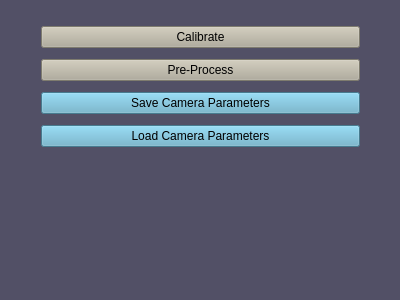
Above: SegmentationPreprocessor/mainwindow.ui from yudanaz/masterthesis before the change. Below: the same form after it.
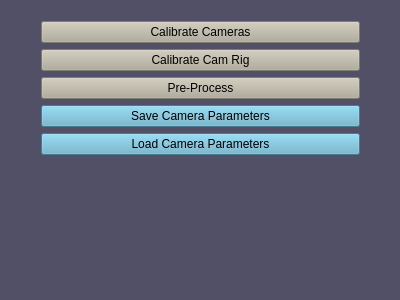
That is the form after the change.

Commit message: ImagePreprocessor: separate calibration for cameras and cam rig.

What changed in the file:
```diff
--- a/SegmentationPreprocessor/mainwindow.ui
+++ b/SegmentationPreprocessor/mainwindow.ui
@@ -23,7 +23,7 @@
       <x>30</x>
       <y>10</y>
       <width>341</width>
-      <height>156</height>
+      <height>161</height>
      </rect>
     </property>
     <layout class="QVBoxLayout" name="verticalLayout">
@@ -33,7 +33,17 @@
         <string notr="true">background-color: rgb(177, 172, 154);</string>
        </property>
        <property name="text">
-        <string>Calibrate</string>
+        <string>Calibrate Cameras</string>
+       </property>
+      </widget>
+     </item>
+     <item>
+      <widget class="QPushButton" name="pushButton_calibCamRig">
+       <property name="styleSheet">
+        <string notr="true">background-color: rgb(177, 172, 154);</string>
+       </property>
+       <property name="text">
+        <string>Calibrate Cam Rig</string>
        </property>
       </widget>
      </item>
```
Left out of the diff: 2 changed lines with no effect on the pictures. The commit also changes 8 other files.
